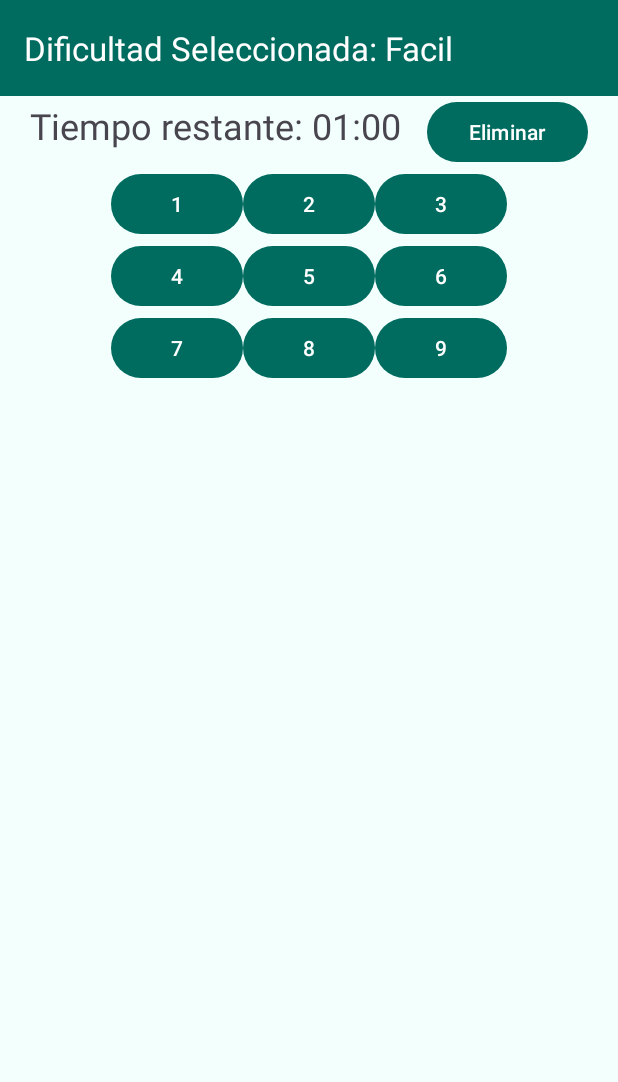
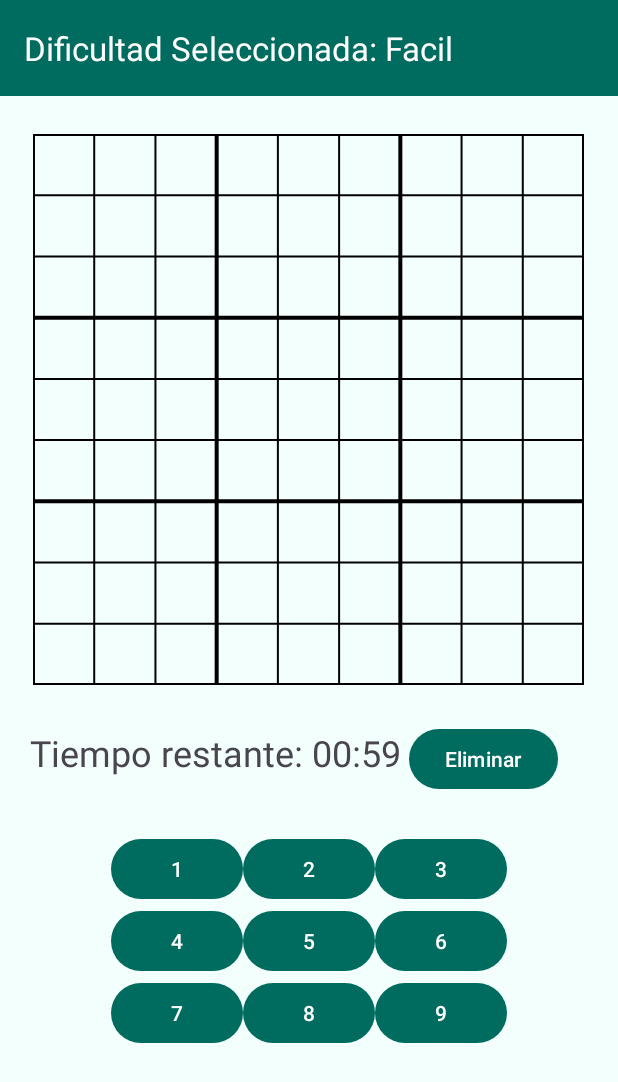
Before and after one commit to PauSanchezzz/Sudoku, an Android app: the screen it shows after launch (SudokuActivity), after a tap on "Principiante", on a phone screen of 412 x 824 dp. Shown: the top 1082 px of the screen. Run offline under Robolectric (Android 15) with nearby library versions, the phone set to English and light mode, and no system bars.

Commit message:
configuration numbers and colors sudoku

```diff
--- /dev/null
+++ b/app/src/main/java/com/example/sudokuxml/BoardManager.kt
@@ -0,0 +1,52 @@
+package com.example.sudokuxml
+
+class BoardManager() {
+    lateinit var board: Array<IntArray>
+    lateinit var editable: Array<BooleanArray>
+    var selected_row = -1
+    var selected_column = -1
+
+    init {
+        initializeBoard()
+    }
+
+    private fun initializeBoard() {
+        board = Array(9) { IntArray(9) }
+        initializeEditableArray()
+    }
+
+    private fun initializeEditableArray() {
+        editable =
+            Array(9) { BooleanArray(9) { true } }
+    }
+
+    fun setNumberPos(num: Int) {
+        if (selected_row != -1 && selected_column != -1 && editable[selected_row - 1][selected_column - 1]) {
+            if (board[selected_row - 1][selected_column - 1] == num) {
+                board[selected_row - 1][selected_column - 1] = 0
+            } else {
+                board[selected_row - 1][selected_column - 1] = num
+            }
+        }
+    }
+
+    fun getBoardFromGetter(): Array<IntArray> {
+        return board
+    }
+
+    fun getSelectedRow(): Int {
+        return selected_row
+    }
+
+    fun getSelectedColumn(): Int {
+        return selected_column
+    }
+
+    fun setSelectedRow(r: Int) {
+        selected_row = r
+    }
+
+    fun setSelectedColumn(c: Int) {
+        selected_column = c
+    }
+}
--- a/app/src/main/java/com/example/sudokuxml/MainActivity.kt
+++ b/app/src/main/java/com/example/sudokuxml/MainActivity.kt
@@ -2,14 +2,11 @@ package com.example.sudokuxml
 
 import android.content.Intent
 import android.os.Bundle
-import android.util.Log
-import android.view.View
 import android.widget.Button
 import androidx.activity.enableEdgeToEdge
 import androidx.appcompat.app.AppCompatActivity
 import androidx.core.view.ViewCompat
 import androidx.core.view.WindowInsetsCompat
-
 
 class MainActivity : AppCompatActivity() {
     private lateinit var beginnerButton: Button
@@ -31,7 +28,6 @@ class MainActivity : AppCompatActivity() {
         intermediateButton.setOnClickListener({ onClickLevel("Intermedio") })
         advancedButton = findViewById(R.id.advancedButton)
         advancedButton.setOnClickListener({ onClickLevel("Avanzado") })
-
     }
 
     fun onClickLevel(difficult: String) {
--- a/app/src/main/java/com/example/sudokuxml/SudokuActivity.kt
+++ b/app/src/main/java/com/example/sudokuxml/SudokuActivity.kt
@@ -1,39 +1,144 @@
 package com.example.sudokuxml
 
+import android.content.Intent
+import android.media.MediaPlayer
 import android.os.Bundle
+import android.os.CountDownTimer
+import android.os.Handler
 import android.view.View
 import android.widget.TextView
-import androidx.appcompat.widget.Toolbar
+import android.widget.Toast
 import androidx.activity.enableEdgeToEdge
 import androidx.appcompat.app.AppCompatActivity
-import androidx.core.view.ViewCompat
-import androidx.core.view.WindowInsetsCompat
-
+import androidx.appcompat.widget.Toolbar
+import java.util.Locale
 
 class SudokuActivity : AppCompatActivity() {
+    private var countDownTimer: CountDownTimer? = null
     private lateinit var toolbar: Toolbar
+    private lateinit var txtTimer: TextView
+    private var gameBoard: SudokuBoard? = null
+    private var gameBoardMan: BoardManager? = null
+    override fun onCreate(savedInstanceState: Bundle?) {
 
-    override fun onCreate(savedInstanceState: Bundle?) {
         super.onCreate(savedInstanceState)
         enableEdgeToEdge()
         setContentView(R.layout.activity_sudoku)
-        ViewCompat.setOnApplyWindowInsetsListener(findViewById(R.id.SudokuXML)) { v, insets ->
-            val systemBars = insets.getInsets(WindowInsetsCompat.Type.systemBars())
-            v.setPadding(systemBars.left, systemBars.top, systemBars.right, systemBars.bottom)
-            insets
-        }
+
+        gameBoard = findViewById(R.id.SudokuBoard)
+        gameBoardMan = gameBoard!!.getSolver()
+
         val difficult = intent.getStringExtra(DIFFICULT_LEVEL)
 
+        txtTimer = findViewById(R.id.txtTimer)
         toolbar = findViewById<View>(R.id.sudokuToolBar) as Toolbar
         setSupportActionBar(toolbar)
+
         if (supportActionBar != null) {
             supportActionBar!!.title = "Dificultad Seleccionada: $difficult"
         }
+        TimeGame()
     }
 
     companion object {
         const val DIFFICULT_LEVEL = "difficult_level"
     }
 
+    fun BTNOnePress(view: View) {
+        gameBoardMan?.setNumberPos(1)
+        gameBoard?.invalidate()
+        soundOne()
+    }
 
+    fun BTNTwoPress(view: View) {
+        gameBoardMan?.setNumberPos(2)
+        gameBoard?.invalidate()
+        soundTwo()
+    }
+
+    fun BTNThreePress(view: View) {
+        gameBoardMan?.setNumberPos(3)
+        gameBoard?.invalidate()
+        soundOne()
+    }
+
+    fun BTNFourPress(view: View) {
+        gameBoardMan?.setNumberPos(4)
+        gameBoard?.invalidate()
+        soundTwo()
+    }
+
+    fun BTNFivePress(view: View) {
+        gameBoardMan?.setNumberPos(5)
+        gameBoard?.invalidate()
+        soundOne()
+    }
+
+    fun BTNSixPress(view: View) {
+        gameBoardMan?.setNumberPos(6)
+        gameBoard?.invalidate()
+        soundTwo()
+    }
+
+    fun BTNSevenPress(view: View) {
+        gameBoardMan?.setNumberPos(7)
+        gameBoard?.invalidate()
+        soundOne()
+    }
+
+    fun BTNEightPress(view: View) {
+        gameBoardMan?.setNumberPos(8)
+        gameBoard?.invalidate()
+        soundTwo()
+    }
+
+    fun BTNNinePress(view: View) {
+        gameBoardMan?.setNumberPos(9)
+        gameBoard?.invalidate()
+        soundOne()
+    }
+
+    private fun soundOne() {
+        val mediaPlayer = MediaPlayer.create(this, R.raw.sound1)
+        mediaPlayer.start()
+    }
+
+    private fun soundTwo() {
+        val mediaPlayer = MediaPlayer.create(this, R.raw.sound2)
+        mediaPlayer.start()
+    }
+
+    private fun TimeGame() {
+        val difficult = intent.getStringExtra(DIFFICULT_LEVEL)
+
+        val time: Long = when (difficult) {
+            "Facil" -> 60000
+            "Intermedio" -> 30000
+            "Avanzado" -> 15000
+            else -> 0
+        }
+
+        countDownTimer = object : CountDownTimer(time, 1000) {
+            override fun onTick(millisUntilFinished: Long) {
+                val minutes = (millisUntilFinished / 1000).toInt() / 60
+                val seconds = (millisUntilFinished / 1000).toInt() % 60
+
+                val timeLeftFormatted =
+                    String.format(Locale.getDefault(), "%02d:%02d", minutes, seconds)
+
+                txtTimer.text = "Tiempo restante: $timeLeftFormatted"
+            }
+
+            override fun onFinish() {
+                Toast.makeText(applicationContext, "¡Tiempo agotado! Perdiste.", Toast.LENGTH_SHORT)
+                    .show();
+                val intent = Intent(this@SudokuActivity, MainActivity::class.java)
+                Handler().postDelayed({
+                    startActivity(intent)
+                    finish()
+                }, 100)
+            }
+        }
+        (countDownTimer as CountDownTimer).start()
+    }
 }
--- /dev/null
+++ b/app/src/main/java/com/example/sudokuxml/SudokuBoard.kt
@@ -0,0 +1,186 @@
+package com.example.sudokuxml
+
+import android.content.Context
+import android.graphics.Canvas
+import android.graphics.Color
+import android.graphics.Paint
+import android.graphics.Rect
+import android.graphics.Typeface
+import android.util.AttributeSet
+import android.view.MotionEvent
+import android.view.View
+import kotlin.math.min
+
+class SudokuBoard(context: Context, attributeSet: AttributeSet) : View(context, attributeSet) {
+
+    private val sqrtSize = 3
+    private val size = 9
+    private var cellSize = 0
+    private var cellSizePixels = 0F
+    private var noteSizePixels = 0F
+    private var selectedRow = -1
+    private var selectedCol = -1
+    private val gameBoard = BoardManager()
+    val letterPaintBounds = Rect()
+
+    private val thickLinePaint = Paint().apply {
+        style = Paint.Style.STROKE
+        color = Color.BLACK
+        strokeWidth = 4F
+    }
+
+    private val thinLinePaint = Paint().apply {
+        style = Paint.Style.STROKE
+        color = Color.BLACK
+        strokeWidth = 2F
+    }
+
+    private val selectedCellPaint = Paint().apply {
+        style = Paint.Style.FILL_AND_STROKE
+        color = Color.parseColor("#71B8B0")
+    }
+
+    private val conflictingCellPaint = Paint().apply {
+        style = Paint.Style.FILL_AND_STROKE
+        color = Color.parseColor("#CDE7E4")
+    }
+
+    private val textPaint = Paint().apply {
+        style = Paint.Style.FILL_AND_STROKE
+        color = Color.BLACK
+    }
+
+    private val startingCellTextPaint = Paint().apply {
+        style = Paint.Style.FILL_AND_STROKE
+        color = Color.BLACK
+        typeface = Typeface.DEFAULT_BOLD
+    }
+
+    private val noteTextPaint = Paint().apply {
+        style = Paint.Style.FILL_AND_STROKE
+        color = Color.BLACK
+    }
+
+    override fun onMeasure(widthMeasureSpec: Int, heightMeasureSpec: Int) {
+        super.onMeasure(widthMeasureSpec, heightMeasureSpec)
+        val sizePixels = min(widthMeasureSpec, heightMeasureSpec)
+        val dimension =
+            min(this.measuredWidth.toDouble(), this.measuredHeight.toDouble())
+                .toInt()
+        cellSize = dimension / 9
+        setMeasuredDimension(sizePixels, sizePixels)
+    }
+
+    override fun onDraw(canvas: Canvas) {
+        cellSizePixels = (width / size).toFloat()
+        updateMeasurements(width)
+        fillCells(canvas)
+        drawLines(canvas)
+        drawNumbers(canvas)
+    }
+
+    private fun updateMeasurements(width: Int) {
+        cellSizePixels = width / size.toFloat()
+        noteSizePixels = cellSizePixels / sqrtSize.toFloat()
+        noteTextPaint.textSize = cellSizePixels / sqrtSize.toFloat()
+        textPaint.textSize = cellSizePixels / 1.5F
+        startingCellTextPaint.textSize = cellSizePixels / 1.5F
+    }
+
+    private fun fillCells(canvas: Canvas) {
+        if (selectedRow == -1 || selectedCol == -1) return
+        if (gameBoard.getSelectedColumn() !== -1 && gameBoard.getSelectedRow() !== -1) {
+            for (r in 0..size) {
+                for (c in 0..size) {
+                    if (r == selectedRow && c == selectedCol) {
+                        fillCell(canvas, r, c, selectedCellPaint)
+                    } else if (r == selectedRow || c == selectedCol) {
+                        fillCell(canvas, r, c, conflictingCellPaint)
+                    } else if (r / sqrtSize == selectedRow / sqrtSize && c / sqrtSize == selectedCol / sqrtSize) {
+                        fillCell(canvas, r, c, conflictingCellPaint)
+                    }
+                }
+            }
+        }
+        invalidate()
+    }
+
+    private fun fillCell(canvas: Canvas, r: Int, c: Int, paint: Paint) {
+        canvas.drawRect(
+            c * cellSizePixels,
+            r * cellSizePixels,
+            (c + 1) * cellSizePixels,
+            (r + 1) * cellSizePixels, paint
+        )
+    }
+
+    private fun drawLines(canvas: Canvas) {
+        canvas.drawRect(0F, 0F, width.toFloat(), height.toFloat(), thickLinePaint)
+
+        for (i in 1 until size) {
+            val paintToUse = when (i % sqrtSize) {
+                0 -> thickLinePaint
+                else -> thinLinePaint
+            }
+
+            canvas.drawLine(
+                i * cellSizePixels,
+                0F,
+                i * cellSizePixels,
+                height.toFloat(),
+                paintToUse
+            )
+
+            canvas.drawLine(
+                0F,
+                i * cellSizePixels,
+                width.toFloat(),
+                i * cellSizePixels,
+                paintToUse
+            )
+        }
+    }
+
+    private fun drawNumbers(canvas: Canvas) {
+        for (r in 0..8) {
+            for (c in 0..8) {
+                if (gameBoard.getBoardFromGetter().get(r).get(c) != 0) {
+                    val text = gameBoard.getBoardFromGetter()[r][c].toString()
+
+                    var width: Float
+                    var height: Float
+                    noteTextPaint.getTextBounds(text, 0, text.length, letterPaintBounds)
+                    width = noteTextPaint.measureText(text)
+                    height = letterPaintBounds.height().toFloat()
+
+                    val textX = c * cellSize + (cellSize - width) / 2
+                    val textY = r * cellSize + cellSize - (cellSize - height) / 2
+                    canvas.drawText(text, textX, textY, noteTextPaint)
+                }
+            }
+        }
+
+    }
+
+    override fun onTouchEvent(event: MotionEvent): Boolean {
+        return when (event.action) {
+            MotionEvent.ACTION_DOWN -> {
+                gameBoard.setSelectedRow(Math.ceil((event.y / cellSizePixels).toDouble()).toInt());
+                gameBoard.setSelectedColumn(Math.ceil((event.x / cellSizePixels).toDouble()).toInt())
+                handleTouchEvent(event.x, event.y)
+                true
+            }
+            else -> false
+        }
+    }
+
+    private fun handleTouchEvent(x: Float, y: Float) {
+        selectedRow = (y / cellSizePixels).toInt()
+        selectedCol = (x / cellSizePixels).toInt()
+        invalidate()
+    }
+
+    fun getSolver(): BoardManager {
+        return gameBoard
+    }
+}
--- a/app/src/main/res/layout/activity_sudoku.xml
+++ b/app/src/main/res/layout/activity_sudoku.xml
@@ -10,7 +10,10 @@
     <LinearLayout
         android:layout_width="match_parent"
         android:layout_height="match_parent"
-        android:orientation="vertical">
+        android:orientation="vertical"
+        app:layout_constraintBottom_toBottomOf="parent"
+        app:layout_constraintTop_toTopOf="parent"
+        tools:layout_editor_absoluteX="47dp">
 
         <androidx.appcompat.widget.Toolbar
             android:id="@+id/sudokuToolBar"
@@ -22,18 +25,26 @@
             app:title=""
             app:titleTextColor="@color/md_theme_light_onPrimary" />
 
-        <!--todo: insert board -->
+        <com.example.sudokuxml.SudokuBoard
+            android:id="@+id/SudokuBoard"
+            android:layout_width="367dp"
+            android:layout_height="367dp"
+            android:layout_gravity="center_horizontal"
+            android:layout_marginVertical="25dp">
+
+        </com.example.sudokuxml.SudokuBoard>
+
         <LinearLayout
             android:layout_width="match_parent"
             android:layout_height="wrap_content"
-            android:orientation="horizontal"
-            android:paddingHorizontal="20dp">
+            android:layout_gravity="center"
+            android:layout_marginHorizontal="20dp"
+            android:orientation="horizontal">
 
             <TextView
                 android:id="@+id/txtTimer"
                 android:layout_width="wrap_content"
                 android:layout_height="wrap_content"
-                android:layout_weight="0.7"
                 android:text="Tiempo restante: 01:00"
                 android:textSize="24sp" />
 
@@ -41,7 +52,7 @@
                 android:id="@+id/removeButton"
                 android:layout_width="wrap_content"
                 android:layout_height="wrap_content"
-                android:layout_weight="0.3"
+                android:layout_marginStart="5dp"
                 android:text="Eliminar" />
         </LinearLayout>
 
@@ -49,6 +60,7 @@
             android:layout_width="wrap_content"
             android:layout_height="wrap_content"
             android:layout_gravity="center"
+            android:layout_marginVertical="25dp"
             android:columnCount="3"
             android:horizontalSpacing="6dp"
             android:rowCount="3"
@@ -60,54 +72,63 @@
                 android:layout_height="wrap_content"
                 android:layout_row="0"
                 android:layout_column="0"
+                android:onClick="BTNOnePress"
                 android:text="1" />
 
             <Button
                 android:id="@+id/button2"
                 android:layout_width="wrap_content"
                 android:layout_height="wrap_content"
+                android:onClick="BTNTwoPress"
                 android:text="2" />
 
             <Button
                 android:id="@+id/button3"
                 android:layout_width="wrap_content"
                 android:layout_height="wrap_content"
+                android:onClick="BTNThreePress"
                 android:text="3" />
 
             <Button
                 android:id="@+id/button4"
                 android:layout_width="wrap_content"
                 android:layout_height="wrap_content"
+                android:onClick="BTNFourPress"
                 android:text="4" />
 
             <Button
                 android:id="@+id/button5"
                 android:layout_width="wrap_content"
                 android:layout_height="wrap_content"
+                android:onClick="BTNFivePress"
                 android:text="5" />
 
             <Button
                 android:id="@+id/button6"
                 android:layout_width="wrap_content"
                 android:layout_height="wrap_content"
+                android:onClick="BTNSixPress"
                 android:text="6" />
 
             <Button
                 android:id="@+id/button7"
                 android:layout_width="wrap_content"
                 android:layout_height="wrap_content"
+                android:onClick="BTNSevenPress"
                 android:text="7" />
 
             <Button
                 android:id="@+id/button8"
                 android:layout_width="wrap_content"
                 android:layout_height="wrap_content"
+                android:onClick="BTNEightPress"
                 android:text="8" />
 
             <Button
                 android:id="@+id/button9"
                 android:layout_width="wrap_content"
                 android:layout_height="wrap_content"
+                android:onClick="BTNNinePress"
                 android:text="9" />
         </GridLayout>
 
```
Also changed, not shown: 2 other files.
